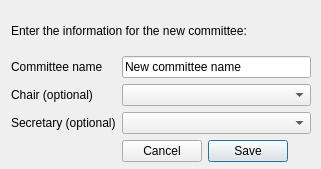
Before: the Qt Designer form src/view/AddNewCommittee.ui in RachelSugar/cooper, drawn with Qt 5.
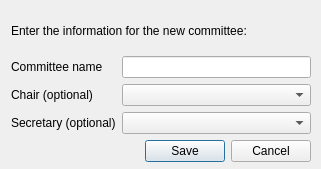
After: the same form once the commit is applied.

Commit message: fixed l-r setup of buttons for AddNewCommittee

What changed in the file:
```diff
--- a/src/view/AddNewCommittee.ui
+++ b/src/view/AddNewCommittee.ui
@@ -21,7 +21,7 @@
   <property name="windowTitle" >
    <string>Adding New Committee</string>
   </property>
-  <widget class="QWidget" name="" >
+  <widget class="QWidget" name="layoutWidget" >
    <property name="geometry" >
     <rect>
      <x>11</x>
@@ -48,7 +48,7 @@
     <item row="1" column="1" >
      <widget class="QLineEdit" name="lineEdit" >
       <property name="text" >
-       <string>New committee name</string>
+       <string/>
       </property>
       <property name="maxLength" >
        <number>120</number>
@@ -78,7 +78,7 @@
     <item row="4" column="1" >
      <widget class="QDialogButtonBox" name="buttonBox" >
       <property name="layoutDirection" >
-       <enum>Qt::RightToLeft</enum>
+       <enum>Qt::LeftToRight</enum>
       </property>
       <property name="orientation" >
        <enum>Qt::Horizontal</enum>
```
